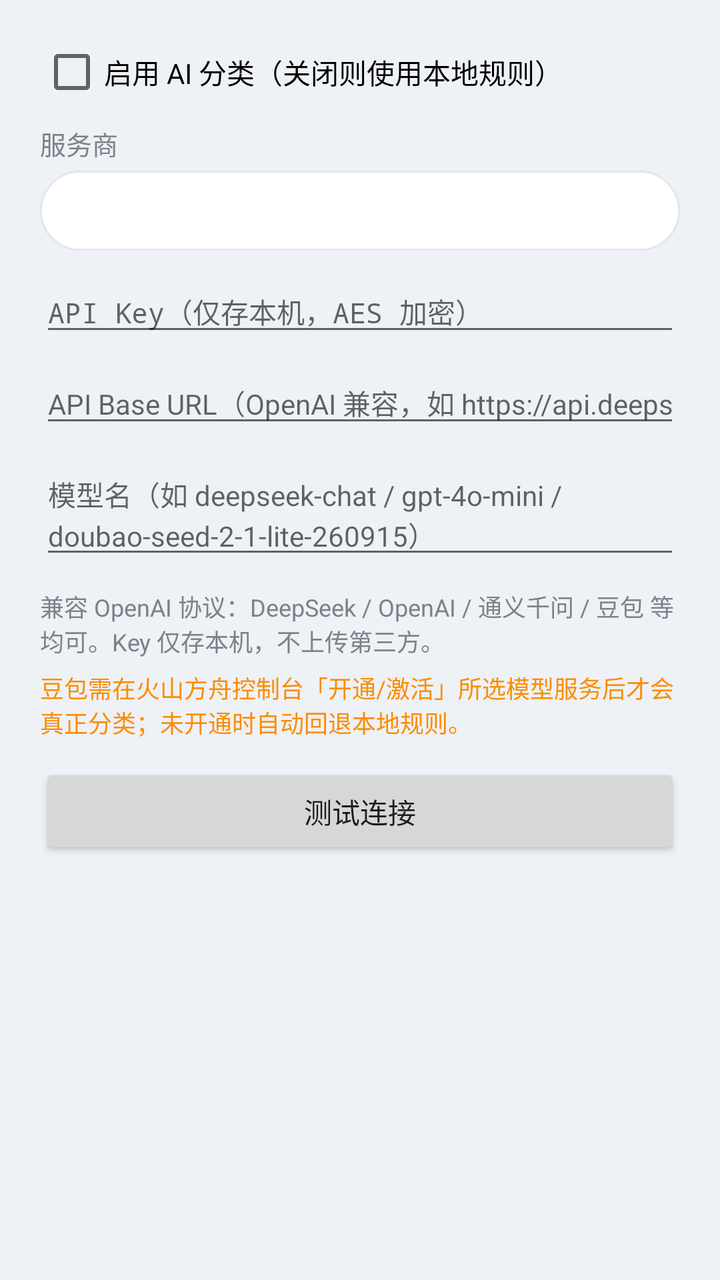
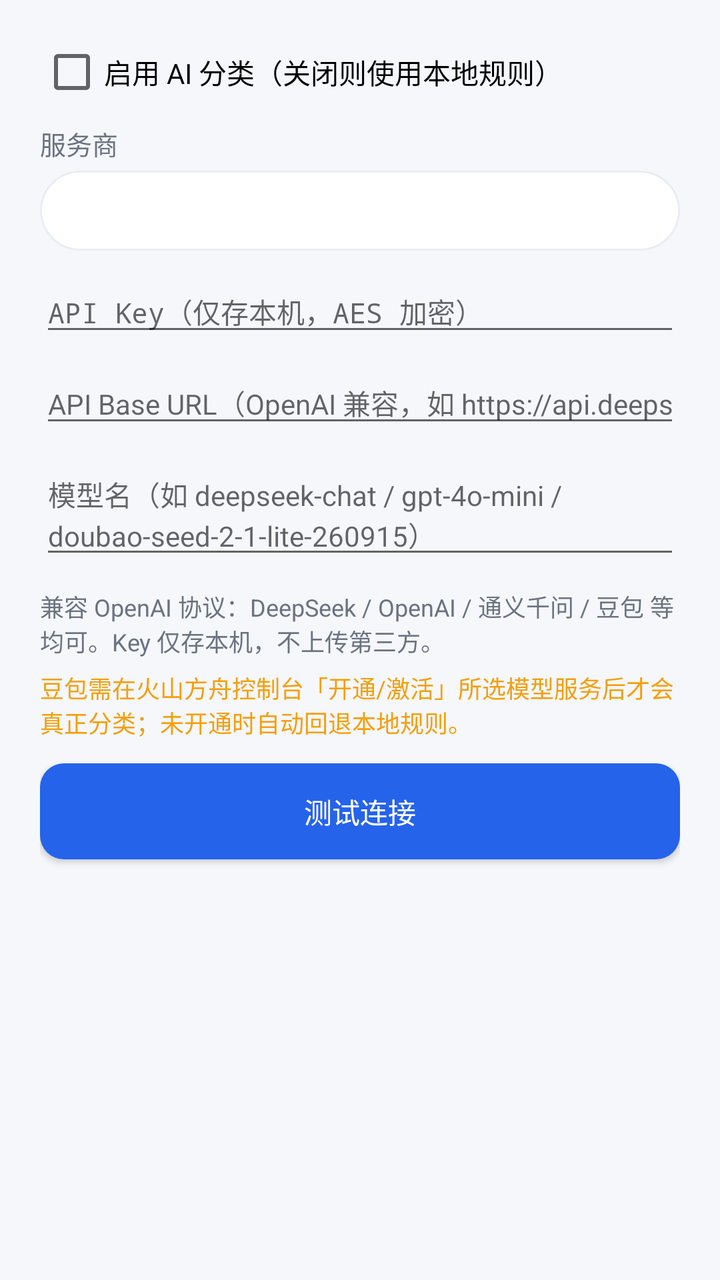

The first picture is an Android layout as it rendered before a commit; the second is the same layout after the commit. The layout source and the unified diff follow.
<!-- AndroidManifest.xml: application theme AppTheme -->
<!-- res/layout/dialog_ai_settings.xml -->
<?xml version="1.0" encoding="utf-8"?>
<LinearLayout xmlns:android="http://schemas.android.com/apk/res/android"
    android:layout_width="match_parent"
    android:layout_height="wrap_content"
    android:orientation="vertical"
    android:padding="20dp">

    <CheckBox
        android:id="@+id/ai_enabled"
        android:layout_width="match_parent"
        android:layout_height="wrap_content"
        android:text="@string/ai_enable_label"
        android:textSize="14sp" />

    <TextView
        android:layout_width="wrap_content"
        android:layout_height="wrap_content"
        android:layout_marginTop="10dp"
        android:text="@string/ai_provider_label"
        android:textSize="13sp"
        android:textColor="@color/sub" />

    <Spinner
        android:id="@+id/ai_provider"
        android:layout_width="match_parent"
        android:layout_height="40dp"
        android:layout_marginTop="4dp"
        android:background="@drawable/bg_search" />

    <EditText
        android:id="@+id/ai_key"
        android:layout_width="match_parent"
        android:layout_height="wrap_content"
        android:layout_marginTop="10dp"
        android:hint="@string/hint_api_key"
        android:inputType="textPassword"
        android:textSize="14sp" />

    <EditText
        android:id="@+id/ai_base"
        android:layout_width="match_parent"
        android:layout_height="wrap_content"
        android:layout_marginTop="8dp"
        android:hint="@string/label_base_url"
        android:inputType="textUri"
        android:textSize="14sp" />

    <EditText
        android:id="@+id/ai_model"
        android:layout_width="match_parent"
        android:layout_height="wrap_content"
        android:layout_marginTop="8dp"
        android:hint="@string/label_model"
        android:textSize="14sp" />

    <TextView
        android:id="@+id/ai_hint"
        android:layout_width="wrap_content"
        android:layout_height="wrap_content"
        android:layout_marginTop="10dp"
        android:text="兼容 OpenAI 协议：DeepSeek / OpenAI / 通义千问 / 豆包 等均可。Key 仅存本机，不上传第三方。"
        android:textSize="12sp"
        android:textColor="@color/sub" />

    <TextView
        android:id="@+id/ai_note_doubao"
        android:layout_width="wrap_content"
        android:layout_height="wrap_content"
        android:layout_marginTop="6dp"
        android:text="@string/ai_note_doubao"
        android:textSize="12sp"
        android:textColor="@color/cat_promo" />

    <Button
        android:id="@+id/ai_test"
        android:layout_width="match_parent"
        android:layout_height="wrap_content"
        android:layout_marginTop="12dp"
        android:text="@string/ai_test"
        android:textSize="14sp" />

</LinearLayout>
<!-- resources referenced by this layout -->
<resources>
  <color name="cat_promo">#FB8C00</color>
  <color name="sub">#7A828A</color>
  <!-- drawable bg_search (drawable) -->
  <?xml version="1.0" encoding="utf-8"?>
  <shape xmlns:android="http://schemas.android.com/apk/res/android"
      android:shape="rectangle">
      <solid android:color="@color/card" />
      <corners android:radius="24dp" />
      <stroke android:width="1dp" android:color="@color/divider" />
  </shape>
  <string name="ai_enable_label">启用 AI 分类（关闭则使用本地规则）</string>
  <string name="ai_note_doubao">豆包需在火山方舟控制台「开通/激活」所选模型服务后才会真正分类；未开通时自动回退本地规则。</string>
  <string name="ai_provider_label">服务商</string>
  <string name="ai_test">测试连接</string>
  <string name="hint_api_key">API Key（仅存本机，AES 加密）</string>
  <string name="label_base_url">API Base URL（OpenAI 兼容，如 https://api.deepseek.com/v1）</string>
  <string name="label_model">模型名（如 deepseek-chat / gpt-4o-mini / doubao-seed-2-1-lite-260915）</string>
  <style name="AppTheme" parent="@android:style/Theme.Material.Light.NoActionBar">
          <item name="android:colorPrimary">@color/primary</item>
          <item name="android:colorPrimaryDark">@color/primary_dark</item>
          <item name="android:colorAccent">@color/primary</item>
          <item name="android:windowBackground">@color/bg</item>
          <item name="android:statusBarColor">@color/primary_dark</item>
      </style>
  <color name="card">#FFFFFF</color>
  <color name="divider">#E3E7EC</color>
  <color name="primary">#1565C0</color>
  <color name="primary_dark">#0D47A1</color>
  <color name="bg">#EEF1F5</color>
</resources>

<!-- the commit's change to res/layout/dialog_ai_settings.xml (unified diff, before → after) -->
@@ -71,12 +71,16 @@
         android:textSize="12sp"
         android:textColor="@color/cat_promo" />
 
-    <Button
-        android:id="@+id/ai_test"
-        android:layout_width="match_parent"
-        android:layout_height="wrap_content"
-        android:layout_marginTop="12dp"
-        android:text="@string/ai_test"
-        android:textSize="14sp" />
+        <Button
+            android:id="@+id/ai_test"
+            android:layout_width="match_parent"
+            android:layout_height="wrap_content"
+            android:layout_marginTop="12dp"
+            android:paddingTop="10dp"
+            android:paddingBottom="10dp"
+            android:text="@string/ai_test"
+            android:textSize="14sp"
+            android:textColor="@color/on_primary"
+            android:background="@drawable/btn_primary" />
 
 </LinearLayout>
<!-- resource entries referenced after the edit -->
@@ -1,7 +1,8 @@
 <!-- resources referenced by this layout -->
 <resources>
-  <color name="cat_promo">#FB8C00</color>
-  <color name="sub">#7A828A</color>
+  <color name="cat_promo">#F59E0B</color>
+  <color name="on_primary">#FFFFFF</color>
+  <color name="sub">#6B7280</color>
   <!-- drawable bg_search (drawable) -->
   <?xml version="1.0" encoding="utf-8"?>
   <shape xmlns:android="http://schemas.android.com/apk/res/android"
@@ -10,6 +11,22 @@
       <corners android:radius="24dp" />
       <stroke android:width="1dp" android:color="@color/divider" />
   </shape>
+  <!-- drawable btn_primary (drawable) -->
+  <?xml version="1.0" encoding="utf-8"?>
+  <selector xmlns:android="http://schemas.android.com/apk/res/android">
+      <item android:state_pressed="true">
+          <shape android:shape="rectangle">
+              <solid android:color="@color/primary_dark" />
+              <corners android:radius="12dp" />
+          </shape>
+      </item>
+      <item>
+          <shape android:shape="rectangle">
+              <solid android:color="@color/primary" />
+              <corners android:radius="12dp" />
+          </shape>
+      </item>
+  </selector>
   <string name="ai_enable_label">启用 AI 分类（关闭则使用本地规则）</string>
   <string name="ai_note_doubao">豆包需在火山方舟控制台「开通/激活」所选模型服务后才会真正分类；未开通时自动回退本地规则。</string>
   <string name="ai_provider_label">服务商</string>
@@ -25,9 +42,9 @@
           <item name="android:statusBarColor">@color/primary_dark</item>
       </style>
   <color name="card">#FFFFFF</color>
-  <color name="divider">#E3E7EC</color>
-  <color name="primary">#1565C0</color>
-  <color name="primary_dark">#0D47A1</color>
-  <color name="bg">#EEF1F5</color>
+  <color name="divider">#EAEDF2</color>
+  <color name="primary">#2563EB</color>
+  <color name="primary_dark">#1E3A8A</color>
+  <color name="bg">#F5F7FB</color>
 </resources>
 
